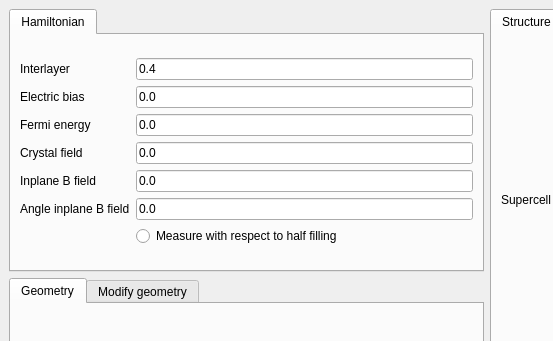
First picture: the form in interface-pyqt/tbg/interface.ui, repository joselado/quantum-honeycomp, before the edit; both pictures show x 0 to 553 and y 0 to 341 of the 973 by 600 pixel window.
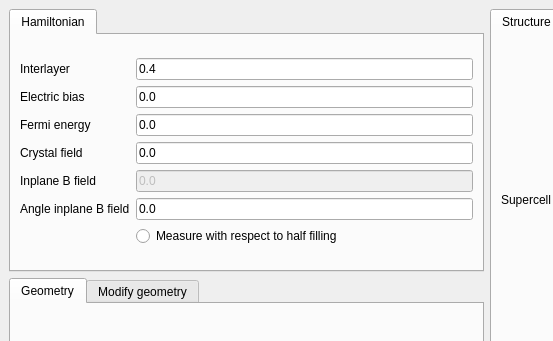
Second picture: the form after the edit.

What changed in the file:
```diff
--- a/interface-pyqt/tbg/interface.ui
+++ b/interface-pyqt/tbg/interface.ui
@@ -116,6 +116,9 @@
           </item>
           <item row="4" column="1">
            <widget class="QLineEdit" name="inplaneb">
+            <property name="enabled">
+             <bool>false</bool>
+            </property>
             <property name="text">
              <string>0.0</string>
             </property>
```
Left out of the diff: 2 changed lines with no effect on the pictures.
